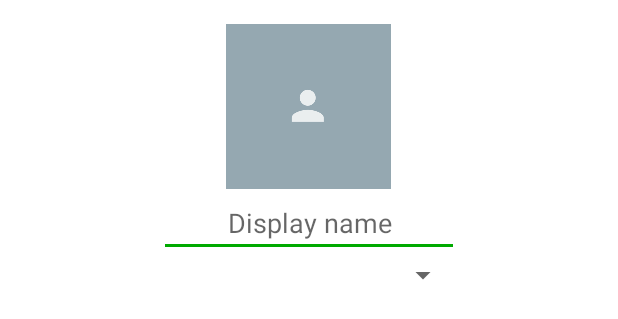
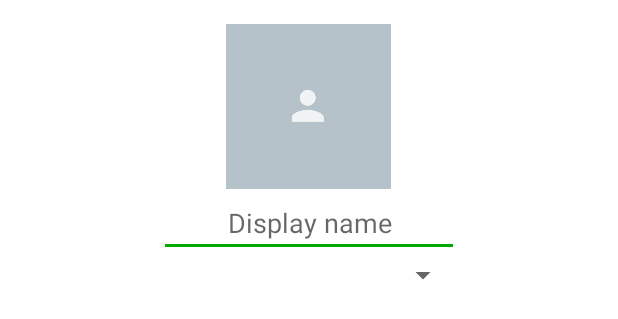
Before and after one commit to fpalonso/direct-call-widget, an Android app: the layout activity_widget_config.xml on its own in the app's theme, with its tools: preview values and no code run, on a phone screen of 412 x 824 dp. Shown: the top 319 px of the screen. Run offline under Robolectric (Android 15) with nearby library versions, the phone set to English and light mode, and no system bars.

Commit message:
Revert the widget placeholder to the transparent background

```diff
--- a/app/src/main/kotlin/com/blaxsoftware/directcallwidget/appwidget/DirectCallWidgetProvider.kt
+++ b/app/src/main/kotlin/com/blaxsoftware/directcallwidget/appwidget/DirectCallWidgetProvider.kt
@@ -82,7 +82,8 @@ open class DirectCallWidgetProvider : AppWidgetProvider() {
                 setTextViewText(R.id.contactName, widgetData.displayName)
                 setViewVisibility(R.id.contactName,
                         if (widgetData.hasDisplayName) View.VISIBLE else View.INVISIBLE)
-                setViewVisibility(R.id.addPerson, View.INVISIBLE)
+                setViewVisibility(R.id.placeholder,
+                        if (widgetData.hasPicture) View.INVISIBLE else View.VISIBLE)
                 setOnClickPendingIntent(R.id.widgetLayout,
                         callContactIntent(context, widgetData.phoneNumber, widgetId))
             }.also {
@@ -131,7 +132,7 @@ open class DirectCallWidgetProvider : AppWidgetProvider() {
             RemoteViews(context.packageName, R.layout.widget_2x2).apply {
                 setViewVisibility(R.id.picture, View.INVISIBLE)
                 setViewVisibility(R.id.contactName, View.INVISIBLE)
-                setViewVisibility(R.id.addPerson, View.VISIBLE)
+                setViewVisibility(R.id.placeholder, View.VISIBLE)
                 setOnClickPendingIntent(R.id.widgetLayout,
                         startConfigActivityIntent(context, widgetId))
             }.also { appWidgetManager.updateAppWidget(widgetId, it) }
--- a/app/src/main/kotlin/com/blaxsoftware/directcallwidget/data/model/WidgetData.kt
+++ b/app/src/main/kotlin/com/blaxsoftware/directcallwidget/data/model/WidgetData.kt
@@ -27,4 +27,7 @@ data class WidgetData(
 ) {
     val hasDisplayName: Boolean
         get() = displayName?.isNotEmpty() == true
+
+    val hasPicture: Boolean
+        get() = pictureUri != null
 }
--- a/app/src/main/res/layout/widget_2x2.xml
+++ b/app/src/main/res/layout/widget_2x2.xml
@@ -22,7 +22,7 @@
     android:id="@+id/widgetLayout"
     android:layout_width="match_parent"
     android:layout_height="match_parent"
-    android:background="@android:color/white">
+    android:background="@color/default_background">
 
     <ImageView
         android:id="@+id/picture"
@@ -45,12 +45,12 @@
         android:visibility="invisible" />
 
     <ImageView
-        android:id="@+id/addPerson"
+        android:id="@+id/placeholder"
         android:layout_width="wrap_content"
         android:layout_height="wrap_content"
         android:layout_gravity="center"
         android:contentDescription="@string/choose_contact"
-        android:src="@drawable/ic_action_add_person"
+        android:src="@drawable/ic_default_picture"
         tools:ignore="VectorDrawableCompat" />
 
 </FrameLayout>
--- a/app/src/main/res/values/colors.xml
+++ b/app/src/main/res/values/colors.xml
@@ -21,7 +21,7 @@
     <color name="black_54pct">#8A8A8A</color>
     <color name="gray">#CCC</color>
     <color name="blue">#2196F3</color>
-    <color name="default_background">#AA607D8B</color>
+    <color name="default_background">#77607D8B</color>
 
     <color name="primaryColor">#512da8</color>
     <color name="primaryLightColor">#8559da</color>
```
